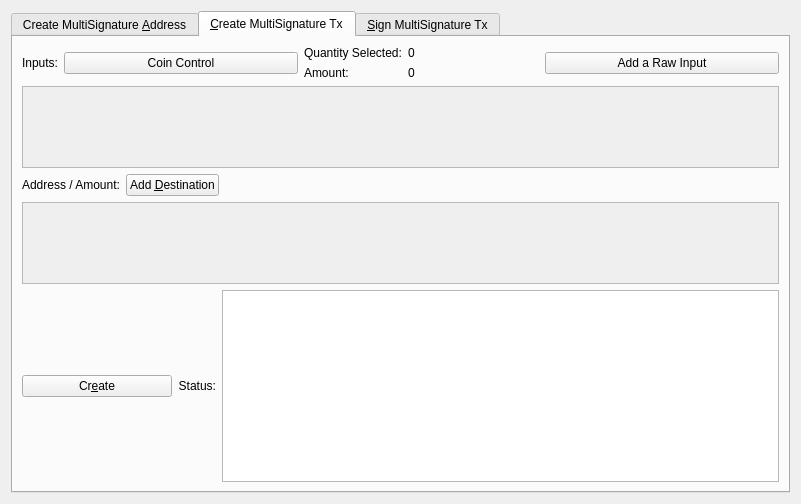
mccrudd3n/xuez, file src/qt/forms/multisigdialog.ui: the form before one commit.
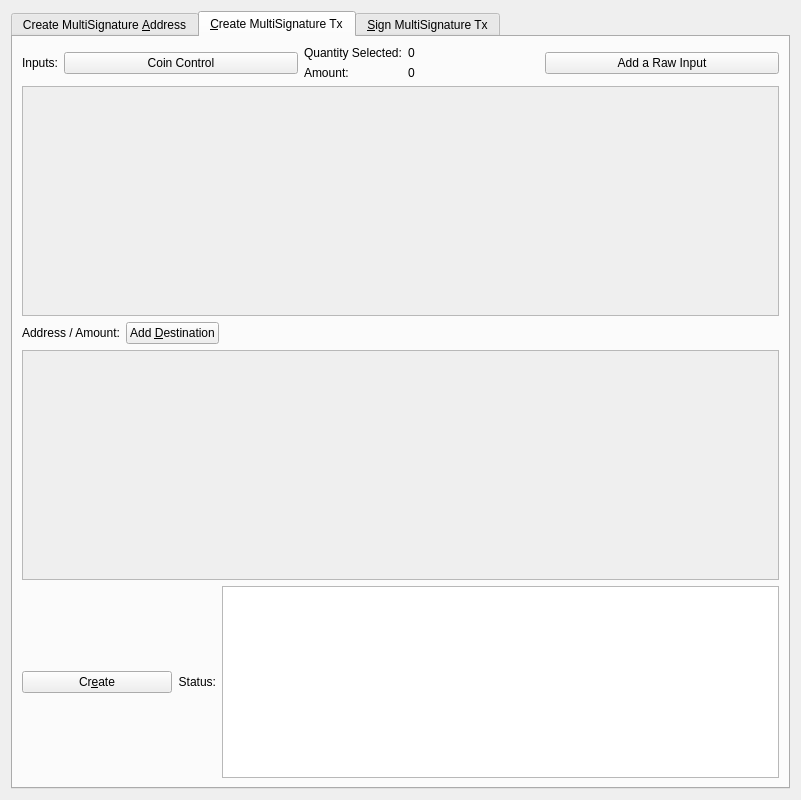
The form after the commit. The open tabs and pages were chosen to show the change. Icons and pictures are not drawn.

```diff
--- a/src/qt/forms/multisigdialog.ui
+++ b/src/qt/forms/multisigdialog.ui
@@ -7,7 +7,7 @@
     <x>0</x>
     <y>0</y>
     <width>801</width>
-    <height>504</height>
+    <height>800</height>
    </rect>
   </property>
   <property name="sizePolicy">
@@ -400,8 +400,8 @@
                <rect>
                 <x>0</x>
                 <y>0</y>
-                <width>98</width>
-                <height>28</height>
+                <width>713</width>
+                <height>192</height>
                </rect>
               </property>
               <layout class="QVBoxLayout" name="verticalLayout_7">
@@ -485,8 +485,8 @@
                <rect>
                 <x>0</x>
                 <y>0</y>
-                <width>98</width>
-                <height>28</height>
+                <width>713</width>
+                <height>191</height>
                </rect>
               </property>
               <layout class="QVBoxLayout" name="verticalLayout_11">
@@ -581,8 +581,8 @@
                 <string>&lt;!DOCTYPE HTML PUBLIC &quot;-//W3C//DTD HTML 4.0//EN&quot; &quot;http://www.w3.org/TR/REC-html40/strict.dtd&quot;&gt;
 &lt;html&gt;&lt;head&gt;&lt;meta name=&quot;qrichtext&quot; content=&quot;1&quot; /&gt;&lt;style type=&quot;text/css&quot;&gt;
 p, li { white-space: pre-wrap; }
-&lt;/style&gt;&lt;/head&gt;&lt;body style=&quot; font-family:'Noto Sans'; font-size:9pt; font-weight:400; font-style:normal;&quot;&gt;
-&lt;p style=&quot;-qt-paragraph-type:empty; margin-top:0px; margin-bottom:0px; margin-left:0px; margin-right:0px; -qt-block-indent:0; text-indent:0px;&quot;&gt;&lt;br /&gt;&lt;/p&gt;&lt;/body&gt;&lt;/html&gt;</string>
+&lt;/style&gt;&lt;/head&gt;&lt;body style=&quot; font-family:'.SF NS Text'; font-size:13pt; font-weight:400; font-style:normal;&quot;&gt;
+&lt;p style=&quot;-qt-paragraph-type:empty; margin-top:0px; margin-bottom:0px; margin-left:0px; margin-right:0px; -qt-block-indent:0; text-indent:0px; font-family:'Noto Sans'; font-size:9pt;&quot;&gt;&lt;br /&gt;&lt;/p&gt;&lt;/body&gt;&lt;/html&gt;</string>
                </property>
               </widget>
              </item>
```
Left out of the diff: 8 changed lines with no effect on the pictures.
